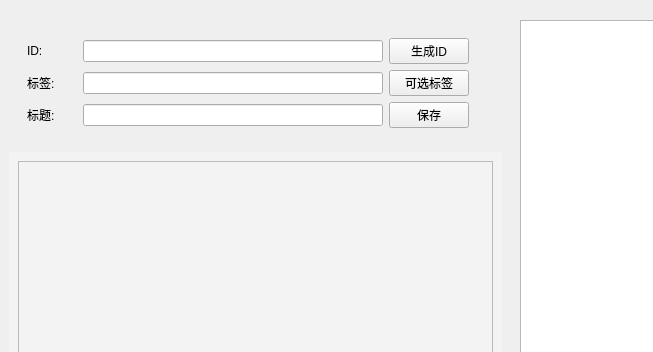
First picture: the form in src/components/home/child/homeUpdate/ui/homeUpdate.ui, repository superstall/MDWorkQT, before the edit; both pictures show x 0 to 653 and y 0 to 352 of the 1033 by 659 pixel window.
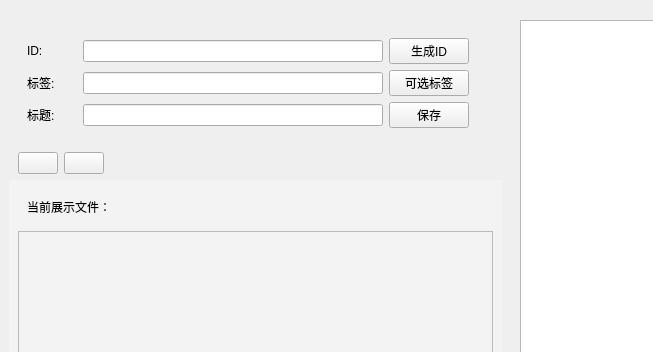
Second picture: the form after the edit. Custom widgets are drawn as their Qt base class.

Diff of the .ui file:
```diff
--- a/src/components/home/child/homeUpdate/ui/homeUpdate.ui
+++ b/src/components/home/child/homeUpdate/ui/homeUpdate.ui
@@ -162,6 +162,51 @@
               </layout>
              </widget>
             </item>
+            <item>
+             <widget class="QWidget" name="widget_8" native="true">
+              <property name="minimumSize">
+               <size>
+                <width>0</width>
+                <height>5</height>
+               </size>
+              </property>
+              <layout class="QHBoxLayout" name="horizontalLayout_4">
+               <property name="topMargin">
+                <number>0</number>
+               </property>
+               <property name="bottomMargin">
+                <number>0</number>
+               </property>
+               <item>
+                <widget class="ToolButton" name="pushButton_4">
+                 <property name="text">
+                  <string/>
+                 </property>
+                </widget>
+               </item>
+               <item>
+                <widget class="ToolButton" name="pushButton_5">
+                 <property name="text">
+                  <string/>
+                 </property>
+                </widget>
+               </item>
+               <item>
+                <spacer name="horizontalSpacer">
+                 <property name="orientation">
+                  <enum>Qt::Orientation::Horizontal</enum>
+                 </property>
+                 <property name="sizeHint" stdset="0">
+                  <size>
+                   <width>40</width>
+                   <height>20</height>
+                  </size>
+                 </property>
+                </spacer>
+               </item>
+              </layout>
+             </widget>
+            </item>
             <item>
              <widget class="QWidget" name="widget_7" native="true">
               <property name="minimumSize">
@@ -174,6 +219,38 @@
                <string notr="true">background-color: rgb(243, 243, 243);</string>
               </property>
               <layout class="QVBoxLayout" name="verticalLayout_4">
+               <item>
+                <widget class="QWidget" name="widget_9" native="true">
+                 <layout class="QHBoxLayout" name="horizontalLayout_5">
+                  <item>
+                   <widget class="QLabel" name="label_4">
+                    <property name="maximumSize">
+                     <size>
+                      <width>80</width>
+                      <height>16777215</height>
+                     </size>
+                    </property>
+                    <property name="cursor">
+                     <cursorShape>IBeamCursor</cursorShape>
+                    </property>
+                    <property name="text">
+                     <string>当前展示文件：</string>
+                    </property>
+                    <property name="alignment">
+                     <set>Qt::AlignmentFlag::AlignBottom|Qt::AlignmentFlag::AlignLeading|Qt::AlignmentFlag::AlignLeft</set>
+                    </property>
+                   </widget>
+                  </item>
+                  <item>
+                   <widget class="QLabel" name="label_6">
+                    <property name="text">
+                     <string/>
+                    </property>
+                   </widget>
+                  </item>
+                 </layout>
+                </widget>
+               </item>
                <item>
                 <widget class="QTextEdit" name="textEdit"/>
                </item>
@@ -232,6 +309,11 @@
    <extends>QPushButton</extends>
    <header>qfluentwidgets</header>
   </customwidget>
+  <customwidget>
+   <class>ToolButton</class>
+   <extends>QPushButton</extends>
+   <header>qfluentwidgets</header>
+  </customwidget>
  </customwidgets>
  <resources/>
  <connections/>
```
